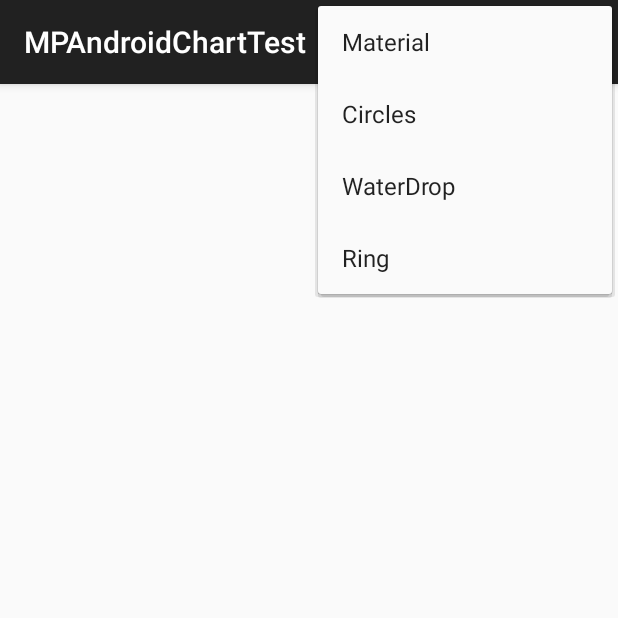
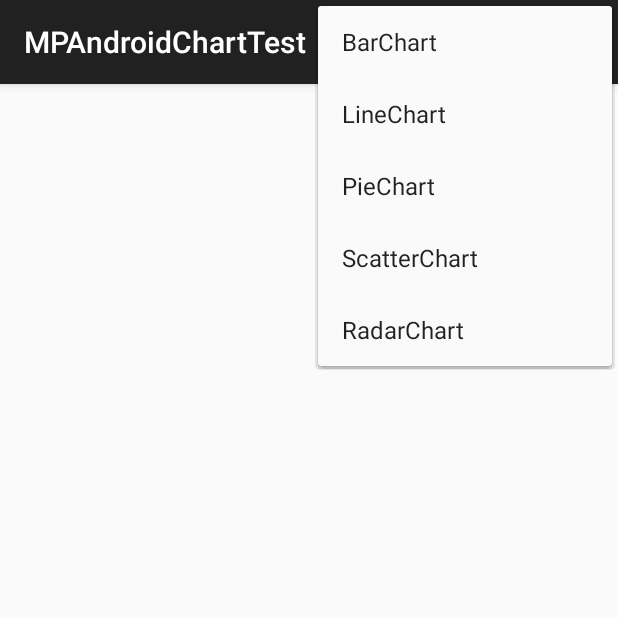
Before and after one commit to changechenyu/MPAndroidChartTest, an Android app: the screen it shows after launch (MainActivity), with the options menu open, on a phone screen of 412 x 824 dp, the top half of it. Run offline under Robolectric (Android 15) with nearby library versions, the phone set to English and light mode, and no system bars; libraries missing offline, so code that uses them is left out: com.github.mikephil.charting; 15 statements that could not run were skipped.

Commit message:
修改菜单

```diff
--- a/app/src/main/res/layout/activity_main.xml
+++ b/app/src/main/res/layout/activity_main.xml
@@ -3,9 +3,11 @@
     android:layout_height="match_parent" android:paddingLeft="@dimen/activity_horizontal_margin"
     android:paddingRight="@dimen/activity_horizontal_margin"
     android:paddingTop="@dimen/activity_vertical_margin"
-    android:paddingBottom="@dimen/activity_vertical_margin" tools:context=".MainActivity">
+    android:paddingBottom="@dimen/activity_vertical_margin" tools:context=".MainActivity"
+    >
 
     <TextView android:text="@string/hello_world" android:layout_width="wrap_content"
-        android:layout_height="wrap_content" />
+        android:layout_height="wrap_content"
+        />
 
 </RelativeLayout>
--- a/app/src/main/res/menu/menu_main.xml
+++ b/app/src/main/res/menu/menu_main.xml
@@ -1,24 +1,30 @@
 <menu xmlns:android="http://schemas.android.com/apk/res/android"
     xmlns:tools="http://schemas.android.com/tools"
     xmlns:app="http://schemas.android.com/apk/res-auto"
-    tools:context=".DemoActivity">
-    <item android:id="@+id/action_material"
-        android:title="Material"
+    tools:context=".DemoActivity"
+    >
+    <item android:id="@+id/BarChart"
+        android:title="BarChart"
+        android:orderInCategory="100"
+        app:showAsAction="never"
+        />
+
+    <item android:id="@+id/LineChart"
+        android:title="LineChart"
         android:orderInCategory="100"
         app:showAsAction="never"  />
 
-    <item android:id="@+id/action_circles"
-        android:title="Circles"
+
+    <item android:id="@+id/PieChart"
+        android:title="PieChart"
+        android:orderInCategory="100"></item>
+
+    <item android:id="@+id/ScatterChart"
+        android:title="ScatterChart"
         android:orderInCategory="100"
         app:showAsAction="never"  />
-
-    <item android:id="@+id/action_water_drop"
-        android:title="WaterDrop"
-        android:orderInCategory="100"
-        app:showAsAction="never"   />
-
-    <item android:id="@+id/action_ring"
-        android:title="Ring"
-        android:orderInCategory="100"
-        app:showAsAction="never"  />
+    <item android:id="@+id/RadarChart"
+    android:title="RadarChart"
+    android:orderInCategory="100"
+    app:showAsAction="never"  />
 </menu>
--- /dev/null
+++ b/app/src/main/res/values-w820dp/colors.xml
@@ -0,0 +1,5 @@
+<resources>
+  <color name="chaneone">#29b6f6</color>
+    <color name="black">#000000</color>
+    <color name="white">#ffffff</color>
+</resources>
--- a/app/src/main/res/values/styles.xml
+++ b/app/src/main/res/values/styles.xml
@@ -2,7 +2,14 @@
 
     <!-- Base application theme. -->
     <style name="AppTheme" parent="Theme.AppCompat.Light.DarkActionBar">
-        <!-- Customize your theme here. -->
+        <item name="android:actionBarStyle">@style/ActionBarMenu</item>
+        <item name="android:actionMenuTextAppearance">@style/ActionBarMenu</item>
+        <item name="android:actionMenuTextColor">@android:color/holo_blue_light</item>
+    </style>
+
+    <style name="ActionBarMenu" parent="@android:style/TextAppearance.Holo.Large">
+        <item name="android:textColor">@android:color/holo_blue_light</item>
+        <item name="android:textSize">20sp</item>
     </style>
 
 </resources>
```
Also changed, not shown: app/src/main/java/com/example/chenyu/mpandroidcharttest/LineChart.java (added, +7 -0 lines), app/src/main/java/com/example/chenyu/mpandroidcharttest/MainActivity.java (+52 -12 lines), app/src/main/res/drawable/ic_launcher.png (added).
